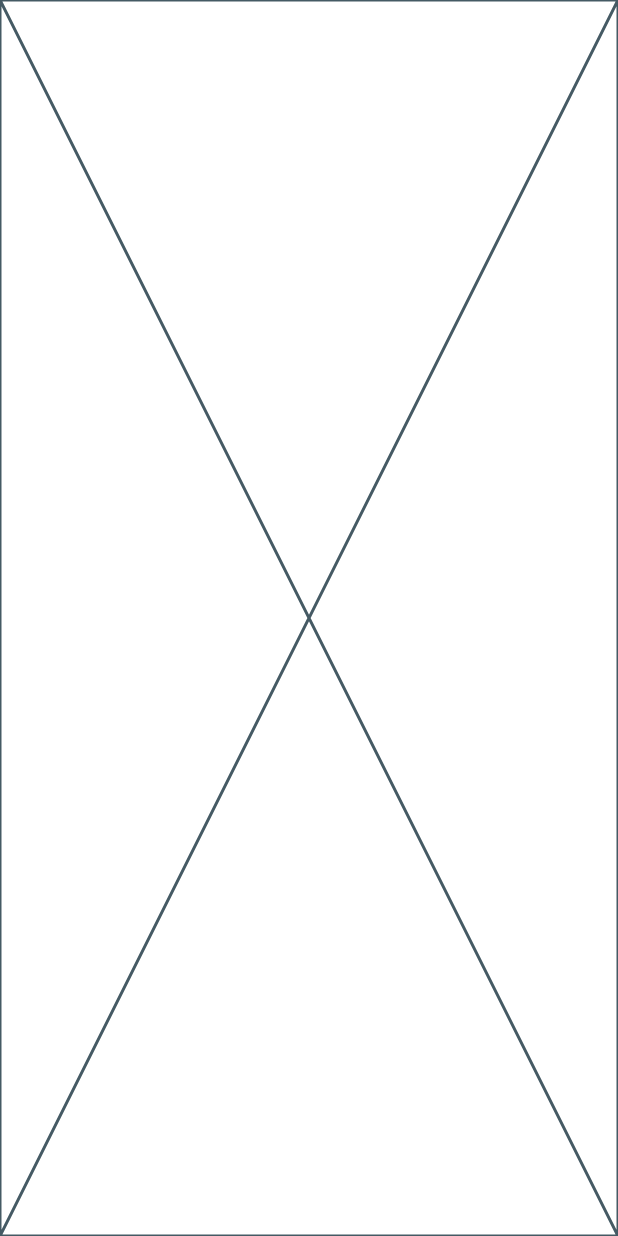
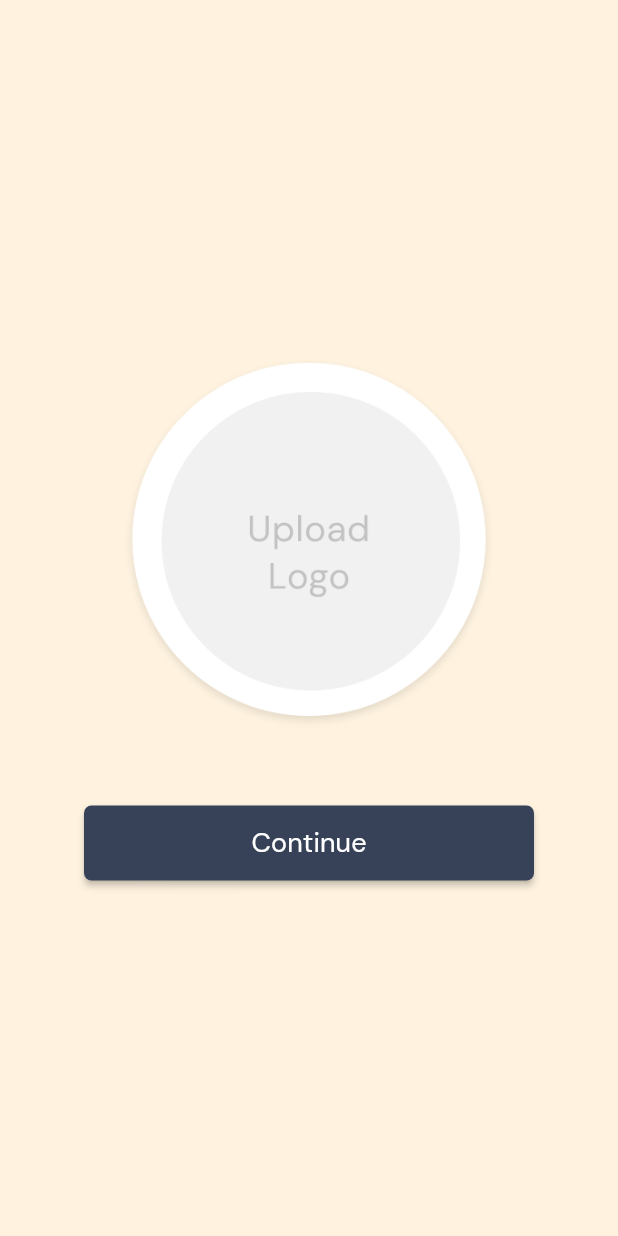
Before and after one commit to lansoyyy/smarttra_mobile, a Flutter app: the screen it shows after launch, on a phone screen of 412 x 824 dp. Run offline on Flutter 3.47's test engine with Material 3 defaults, Android fonts, the phone set to English and light mode, and no system bars; our stand-ins replace fluttertoast.

Commit message:
added landing screen

```diff
--- a/lib/main.dart
+++ b/lib/main.dart
@@ -1,5 +1,5 @@
 import 'package:flutter/material.dart';
-import 'package:smarttra/screens/home_screen.dart';
+import 'package:smarttra/screens/landing_screen.dart';
 
 void main() {
   runApp(const MyApp());
@@ -11,7 +11,7 @@ class MyApp extends StatelessWidget {
   @override
   Widget build(BuildContext context) {
     return const MaterialApp(
-      home: HomeScreen(),
+      home: LandingScreen(),
     );
   }
 }
--- a/lib/screens/home_screen.dart
+++ /dev/null
@@ -1,10 +0,0 @@
-import 'package:flutter/material.dart';
-
-class HomeScreen extends StatelessWidget {
-  const HomeScreen({super.key});
-
-  @override
-  Widget build(BuildContext context) {
-    return const Placeholder();
-  }
-}
--- /dev/null
+++ b/lib/screens/landing_screen.dart
@@ -0,0 +1,30 @@
+import 'package:flutter/material.dart';
+import 'package:smarttra/widgets/button_widget.dart';
+
+class LandingScreen extends StatelessWidget {
+  const LandingScreen({super.key});
+
+  @override
+  Widget build(BuildContext context) {
+    return Scaffold(
+      backgroundColor: Colors.orange[50],
+      body: Center(
+          child: Column(
+        mainAxisAlignment: MainAxisAlignment.center,
+        children: [
+          Image.asset(
+            'assets/images/default_logo.png',
+            width: 250,
+          ),
+          const SizedBox(
+            height: 50,
+          ),
+          ButtonWidget(
+            label: 'Continue',
+            onPressed: () {},
+          ),
+        ],
+      )),
+    );
+  }
+}
--- /dev/null
+++ b/lib/utlis/colors.dart
@@ -0,0 +1,3 @@
+import 'dart:ui';
+
+var primary = const Color(0xff374259);
--- a/lib/widgets/button_widget.dart
+++ b/lib/widgets/button_widget.dart
@@ -1,4 +1,5 @@
 import 'package:flutter/material.dart';
+import 'package:smarttra/utlis/colors.dart';
 import 'package:smarttra/widgets/text_widget.dart';
 
 class ButtonWidget extends StatelessWidget {
@@ -20,7 +21,7 @@ class ButtonWidget extends StatelessWidget {
       this.width = 300,
       this.fontSize = 18,
       this.height = 50,
-      this.color = Colors.amber})
+      this.color = const Color(0xff374259)})
       : super(key: key);
   @override
   Widget build(BuildContext context) {
```
Also changed, not shown: lib/screens/map_screen.dart (added, +30 -0 lines), 1 other file.
